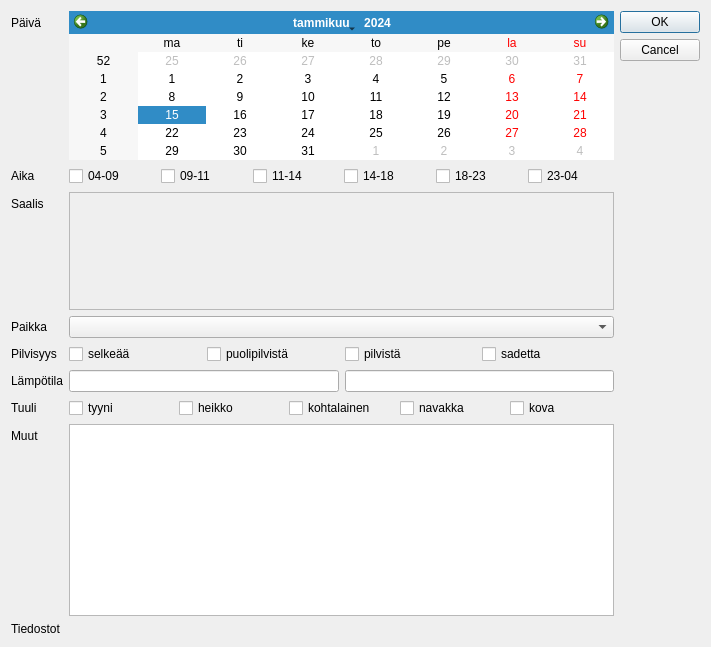
First picture: the form in trip.ui, repository samuliwritescode/uistelupaivakirja-desktop, before the edit.
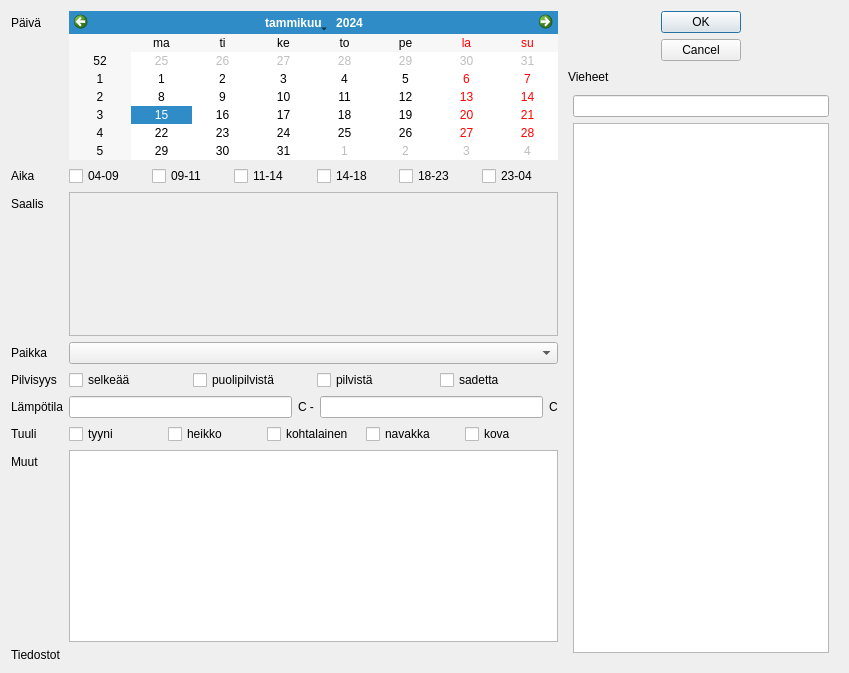
Second picture: the form after the edit.

```diff
--- a/trip.ui
+++ b/trip.ui
@@ -6,8 +6,8 @@
    <rect>
     <x>0</x>
     <y>0</y>
-    <width>711</width>
-    <height>647</height>
+    <width>849</width>
+    <height>673</height>
    </rect>
   </property>
   <property name="sizePolicy">
@@ -123,17 +123,17 @@
            <rect>
             <x>0</x>
             <y>0</y>
-            <width>517</width>
+            <width>455</width>
             <height>76</height>
            </rect>
           </property>
           <widget class="QWidget" name="gridLayoutWidget">
            <property name="geometry">
             <rect>
-             <x>0</x>
-             <y>0</y>
-             <width>521</width>
-             <height>81</height>
+             <x>140</x>
+             <y>10</y>
+             <width>101</width>
+             <height>61</height>
             </rect>
            </property>
            <layout class="QGridLayout" name="gridLayout">
@@ -210,9 +210,23 @@
          <item>
           <widget class="QLineEdit" name="lineEdit"/>
          </item>
+         <item>
+          <widget class="QLabel" name="label_10">
+           <property name="text">
+            <string>C -</string>
+           </property>
+          </widget>
+         </item>
          <item>
           <widget class="QLineEdit" name="lineEdit_2"/>
          </item>
+         <item>
+          <widget class="QLabel" name="label_11">
+           <property name="text">
+            <string>C</string>
+           </property>
+          </widget>
+         </item>
         </layout>
        </item>
        <item row="8" column="0">
@@ -283,14 +297,73 @@
        </item>
       </layout>
      </item>
+    </layout>
+   </item>
+   <item row="0" column="6">
+    <layout class="QVBoxLayout" name="verticalLayout_3">
      <item>
-      <widget class="QDialogButtonBox" name="buttonBox">
-       <property name="orientation">
-        <enum>Qt::Vertical</enum>
+      <layout class="QHBoxLayout" name="horizontalLayout_6">
+       <item>
+        <widget class="QDialogButtonBox" name="buttonBox">
+         <property name="sizePolicy">
+          <sizepolicy hsizetype="Fixed" vsizetype="Fixed">
+           <horstretch>0</horstretch>
+           <verstretch>0</verstretch>
+          </sizepolicy>
+         </property>
+         <property name="layoutDirection">
+          <enum>Qt::RightToLeft</enum>
+         </property>
+         <property name="orientation">
+          <enum>Qt::Vertical</enum>
+         </property>
+         <property name="standardButtons">
+          <set>QDialogButtonBox::Cancel|QDialogButtonBox::Ok</set>
+         </property>
+        </widget>
+       </item>
+      </layout>
+     </item>
+     <item>
+      <widget class="QDockWidget" name="dockWidget">
+       <property name="enabled">
+        <bool>true</bool>
        </property>
-       <property name="standardButtons">
-        <set>QDialogButtonBox::Cancel|QDialogButtonBox::Ok</set>
+       <property name="sizePolicy">
+        <sizepolicy hsizetype="Maximum" vsizetype="Maximum">
+         <horstretch>0</horstretch>
+         <verstretch>0</verstretch>
+        </sizepolicy>
        </property>
+       <property name="minimumSize">
+        <size>
+         <width>104</width>
+         <height>236</height>
+        </size>
+       </property>
+       <property name="floating">
+        <bool>false</bool>
+       </property>
+       <property name="features">
+        <set>QDockWidget::DockWidgetMovable</set>
+       </property>
+       <property name="windowTitle">
+        <string>Vieheet</string>
+       </property>
+       <widget class="QWidget" name="dockWidgetContents">
+        <layout class="QVBoxLayout" name="verticalLayout_2">
+         <item>
+          <layout class="QVBoxLayout" name="verticalLayout">
+           <item>
+            <widget class="QLineEdit" name="lineEdit_3"/>
+           </item>
+           <item>
+            <widget class="QListWidget" name="listWidget"/>
+           </item>
+          </layout>
+         </item>
+        </layout>
+       </widget>
       </widget>
      </item>
     </layout>
```
